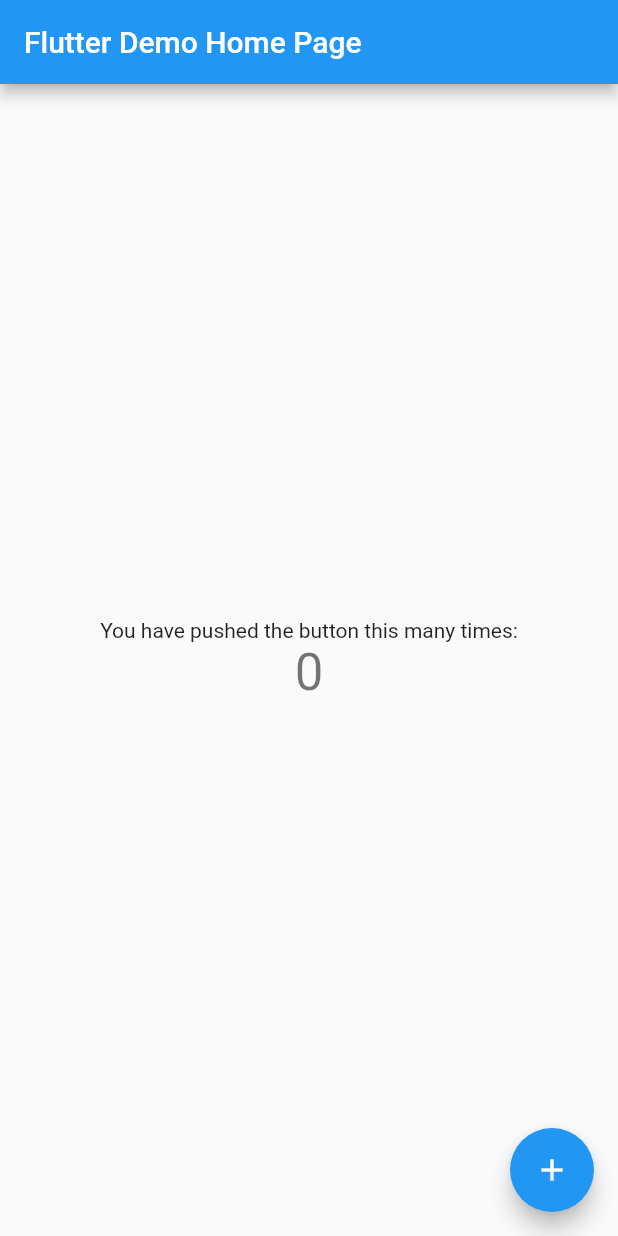
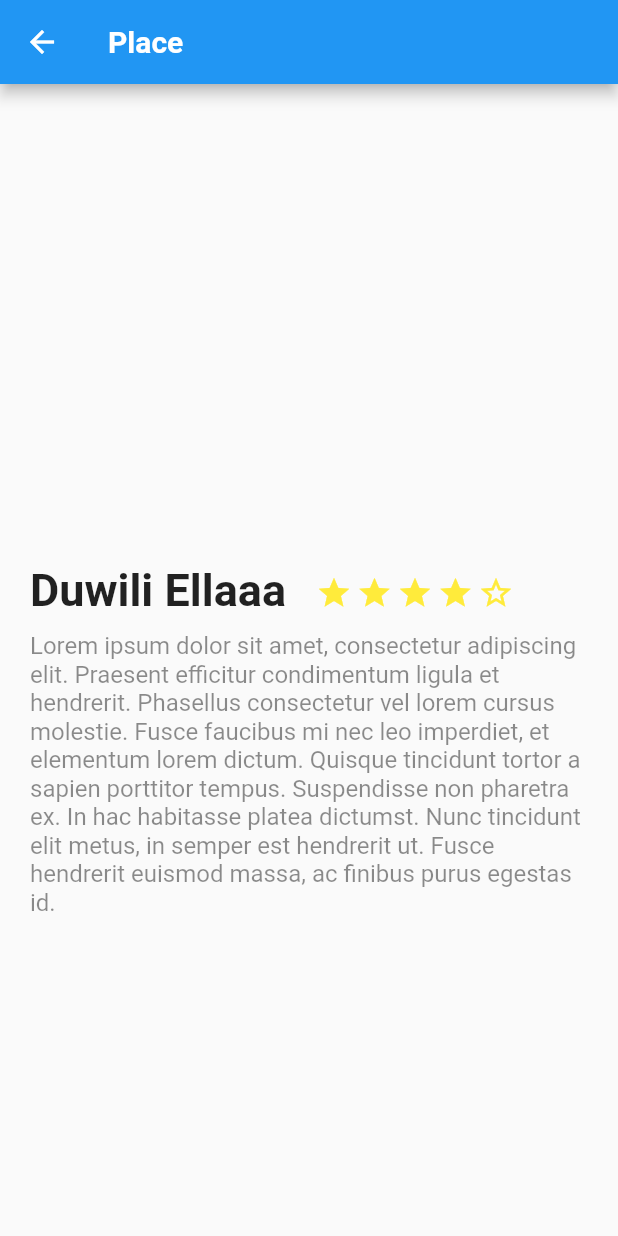
Before and after one commit to jccari/trips_app, a Flutter app: the screen it shows after launch, on a phone screen of 412 x 824 dp. Run offline on Flutter 3.47's test engine with Material 2 defaults, Android fonts, the phone set to English and light mode, and no system bars.

Commit message:
feat: place title, description and stars

```diff
--- /dev/null
+++ b/lib/components/description_place.dart
@@ -0,0 +1,25 @@
+import 'package:flutter/material.dart';
+
+class DescriptionPlace extends StatelessWidget {
+  String description;
+
+  DescriptionPlace(this.description);
+
+  @override
+  Widget build(BuildContext context) {
+    return  Container(
+      margin: EdgeInsets.only(
+        top: 10.0,
+        left: 20.0,
+        right: 20.0,
+      ),
+      child: Text(
+        this.description,
+        style: TextStyle(
+          color: Colors.black45,
+          fontSize: 16.0,
+        ),
+      ),
+    );
+  }
+}
--- /dev/null
+++ b/lib/components/star.dart
@@ -0,0 +1,22 @@
+import 'package:flutter/material.dart';
+
+class Star extends StatelessWidget {
+
+  bool filled;
+
+  Star(this.filled);
+
+  @override
+  Widget build(BuildContext context) {
+    return Container(
+      margin: EdgeInsets.only(
+        top: 323.0,
+        right: 3.0,
+      ),
+      child: Icon(
+        this.filled ? Icons.star: Icons.star_border,
+        color: Colors.yellow,
+      ),
+    );
+  }
+}
--- /dev/null
+++ b/lib/components/title_place.dart
@@ -0,0 +1,25 @@
+import 'package:flutter/material.dart';
+
+class TitlePlace extends StatelessWidget {
+  String text;
+
+  TitlePlace(this.text);
+
+  @override
+  Widget build(BuildContext context) {
+    return Container(
+          margin: EdgeInsets.only(
+            top: 320.0,
+            left: 20.0,
+            right: 20.0,
+          ),
+          child: Text(
+            this.text,
+            style: TextStyle(
+              fontWeight: FontWeight.bold,
+              fontSize: 30,
+            ),
+          ),
+        );
+  }
+}
--- a/lib/main.dart
+++ b/lib/main.dart
@@ -1,4 +1,5 @@
 import 'package:flutter/material.dart';
+import 'place.dart';
 
 void main() {
   runApp(MyApp());
@@ -11,15 +12,6 @@ class MyApp extends StatelessWidget {
     return MaterialApp(
       title: 'Flutter Demo',
       theme: ThemeData(
-        // This is the theme of your application.
-        //
-        // Try running your application with "flutter run". You'll see the
-        // application has a blue toolbar. Then, without quitting the app, try
-        // changing the primarySwatch below to Colors.green and then invoke
-        // "hot reload" (press "r" in the console where you ran "flutter run",
-        // or simply save your changes to "hot reload" in a Flutter IDE).
-        // Notice that the counter didn't reset back to zero; the application
-        // is not restarted.
         primarySwatch: Colors.blue,
       ),
       home: MyHomePage(title: 'Flutter Demo Home Page'),
@@ -30,15 +22,6 @@ class MyApp extends StatelessWidget {
 class MyHomePage extends StatefulWidget {
   MyHomePage({Key? key, required this.title}) : super(key: key);
 
-  // This widget is the home page of your application. It is stateful, meaning
-  // that it has a State object (defined below) that contains fields that affect
-  // how it looks.
-
-  // This class is the configuration for the state. It holds the values (in this
-  // case the title) provided by the parent (in this case the App widget) and
-  // used by the build method of the State. Fields in a Widget subclass are
-  // always marked "final".
-
   final String title;
 
   @override
@@ -46,68 +29,23 @@ class MyHomePage extends StatefulWidget {
 }
 
 class _MyHomePageState extends State<MyHomePage> {
-  int _counter = 0;
 
-  void _incrementCounter() {
-    setState(() {
-      // This call to setState tells the Flutter framework that something has
-      // changed in this State, which causes it to rerun the build method below
-      // so that the display can reflect the updated values. If we changed
-      // _counter without calling setState(), then the build method would not be
-      // called again, and so nothing would appear to happen.
-      _counter++;
-    });
-  }
 
   @override
   Widget build(BuildContext context) {
-    // This method is rerun every time setState is called, for instance as done
-    // by the _incrementCounter method above.
-    //
-    // The Flutter framework has been optimized to make rerunning build methods
-    // fast, so that you can just rebuild anything that needs updating rather
-    // than having to individually change instances of widgets.
     return Scaffold(
       appBar: AppBar(
-        // Here we take the value from the MyHomePage object that was created by
-        // the App.build method, and use it to set our appbar title.
-        title: Text(widget.title),
-      ),
-      body: Center(
-        // Center is a layout widget. It takes a single child and positions it
-        // in the middle of the parent.
-        child: Column(
-          // Column is also a layout widget. It takes a list of children and
-          // arranges them vertically. By default, it sizes itself to fit its
-          // children horizontally, and tries to be as tall as its parent.
-          //
-          // Invoke "debug painting" (press "p" in the console, choose the
-          // "Toggle Debug Paint" action from the Flutter Inspector in Android
-          // Studio, or the "Toggle Debug Paint" command in Visual Studio Code)
-          // to see the wireframe for each widget.
-          //
-          // Column has various properties to control how it sizes itself and
-          // how it positions its children. Here we use mainAxisAlignment to
-          // center the children vertically; the main axis here is the vertical
-          // axis because Columns are vertical (the cross axis would be
-          // horizontal).
-          mainAxisAlignment: MainAxisAlignment.center,
-          children: <Widget>[
-            Text(
-              'You have pushed the button this many times:',
-            ),
-            Text(
-              '$_counter',
-              style: Theme.of(context).textTheme.headline4,
-            ),
-          ],
+        leading: Icon(Icons.arrow_back),
+        title: Text(
+          'Place',
+          style: TextStyle(fontWeight: FontWeight.bold),
         ),
       ),
-      floatingActionButton: FloatingActionButton(
-        onPressed: _incrementCounter,
-        tooltip: 'Increment',
-        child: Icon(Icons.add),
-      ), // This trailing comma makes auto-formatting nicer for build methods.
+      body: new Place(
+        'Duwili Ellaaa',
+        4,
+        'Lorem ipsum dolor sit amet, consectetur adipiscing elit. Praesent efficitur condimentum ligula et hendrerit. Phasellus consectetur vel lorem cursus molestie. Fusce faucibus mi nec leo imperdiet, et elementum lorem dictum. Quisque tincidunt tortor a sapien porttitor tempus. Suspendisse non pharetra ex. In hac habitasse platea dictumst. Nunc tincidunt elit metus, in semper est hendrerit ut. Fusce hendrerit euismod massa, ac finibus purus egestas id.',
+      ),
     );
   }
 }
--- /dev/null
+++ b/lib/place.dart
@@ -0,0 +1,41 @@
+import 'package:flutter/material.dart';
+import 'components/star.dart';
+import 'components/title_place.dart';
+import 'components/description_place.dart';
+
+class Place extends StatelessWidget{
+
+  String name;
+  int stars;
+  String description;
+
+  int maxStars = 5;
+
+  Place(this.name, this.stars, this.description);
+
+  Widget generateStars(){
+    List<Widget> filledStars = List.filled(this.stars, new Star(true));
+    List<Widget> emptyStars = List.filled(this.maxStars - this.stars, new Star(false));
+    return Row( children: filledStars + emptyStars,);
+  }
+
+  @override
+  Widget build(BuildContext context) {
+    // TODO: implement build
+
+    final title_starts = Row(
+      children: <Widget>[
+        new TitlePlace(this.name),
+        generateStars()
+      ],
+    );
+
+    return Column(
+      children: <Widget>[
+        title_starts,
+        new DescriptionPlace(this.description),
+      ],
+    );
+  }
+
+}
```
